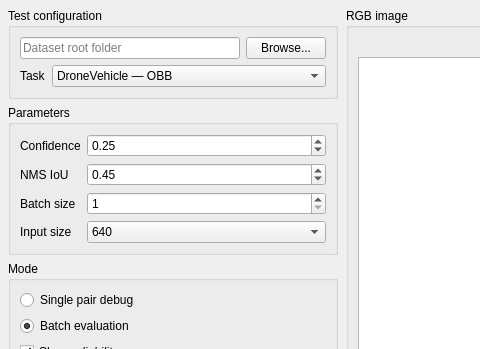
First picture: the form in src/mainwindow.ui, repository soncris3012/Test-EGM-Det, before the edit; both pictures show x 0 to 480 and y 0 to 349 of the 1360 by 820 pixel window.
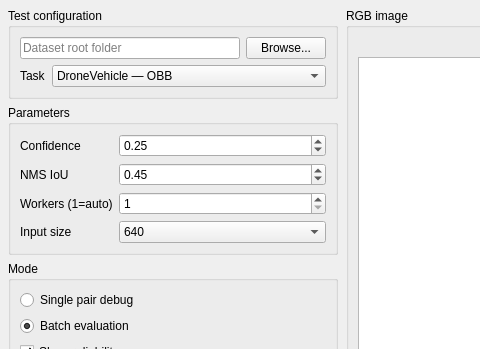
Second picture: the form after the edit. Custom widgets are drawn as their Qt base class.

Commit message: Accelerate reliability analysis without reducing precision

The edit to the form file:
```diff
--- a/src/mainwindow.ui
+++ b/src/mainwindow.ui
@@ -171,7 +171,7 @@
           <item row="2" column="0">
            <widget class="QLabel" name="batchLabel">
             <property name="text">
-             <string>Batch size</string>
+             <string>Workers (1=auto)</string>
             </property>
            </widget>
           </item>
```
The commit also changes 2 other files.
